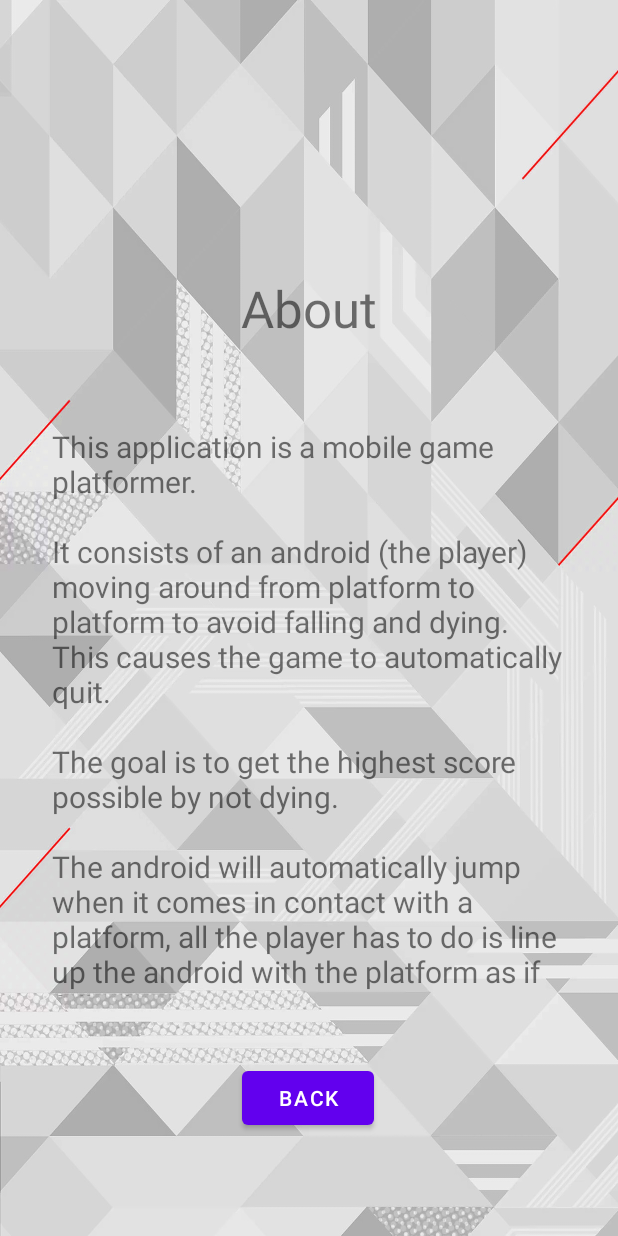
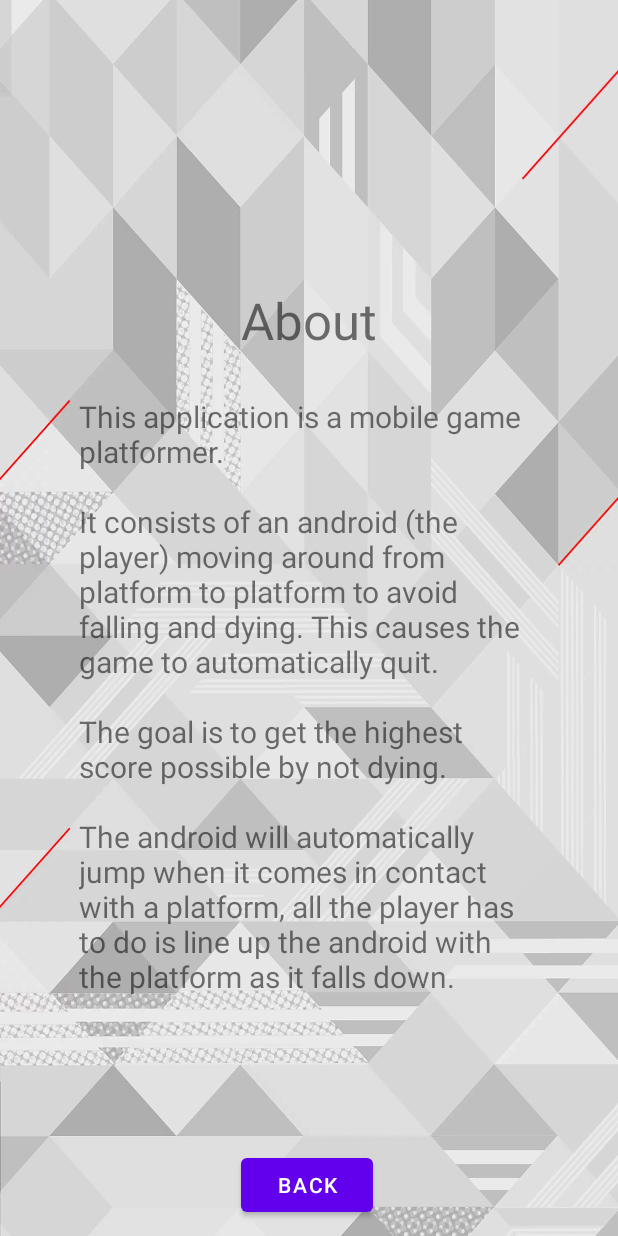
Before and after one commit to ddavid173/FinalApp, an Android app: the screen it shows after launch (about), after a tap on "ABOUT", on a phone screen of 412 x 824 dp. Run offline under Robolectric (Android 15) with nearby library versions, the phone set to English and light mode, and no system bars.

Commit message:
music semi-working

```diff
--- a/app/src/main/java/com/example/finalapp/MainActivity.kt
+++ b/app/src/main/java/com/example/finalapp/MainActivity.kt
@@ -1,10 +1,14 @@
 package com.example.finalapp
 
 import android.content.Intent
+import android.media.MediaPlayer
 import androidx.appcompat.app.AppCompatActivity
 import android.os.Bundle
 import android.widget.Button
 import com.example.finalapp.databinding.ActivityMainBinding
+
+
+
 
 class MainActivity : AppCompatActivity() {
 
@@ -14,6 +18,7 @@ class MainActivity : AppCompatActivity() {
     lateinit var scoresButton: Button
     lateinit var aboutButton: Button
 
+
     override fun onCreate(savedInstanceState: Bundle?) {
         super.onCreate(savedInstanceState)
         setContentView(R.layout.activity_main)
@@ -21,27 +26,35 @@ class MainActivity : AppCompatActivity() {
         val view = binding.root
         setContentView(view)
 
+        //begin music TODO: FIX
+        var mediaPlayer = MediaPlayer.create( this, R.raw.samplemusic)
+        mediaPlayer.start()
+
         //start button
         startButton = findViewById(R.id.startButton)
         startButton.setOnClickListener {
+            mediaPlayer.pause()//TODO
             start()
         }
 
         //settings button
         settingsButton = findViewById(R.id.settingsbutton)
         settingsButton.setOnClickListener {
+            mediaPlayer.pause()//TODO
             settings()
         }
 
         //scores button
         scoresButton = findViewById(R.id.scoresButton)
         scoresButton.setOnClickListener {
+            mediaPlayer.pause() //TODO
             scores()
         }
 
         //about button
         aboutButton = findViewById(R.id.aboutButton)
         aboutButton.setOnClickListener {
+            mediaPlayer.pause() //TODO
             about()
         }
 
--- a/app/src/main/java/com/example/finalapp/about.kt
+++ b/app/src/main/java/com/example/finalapp/about.kt
@@ -18,6 +18,8 @@ class about : AppCompatActivity() {
         val view = binding.root
         setContentView(view)
 
+        //music
+
 
         //back button
         aboutBackButton = findViewById(R.id.aboutBackButton)
--- a/app/src/main/res/layout/activity_about.xml
+++ b/app/src/main/res/layout/activity_about.xml
@@ -11,34 +11,34 @@
         android:id="@+id/aboutTitle"
         android:layout_width="wrap_content"
         android:layout_height="wrap_content"
-        android:layout_marginBottom="32dp"
+        android:layout_marginBottom="28dp"
         android:text="About"
         android:textSize="34sp"
         app:layout_constraintBottom_toTopOf="@+id/aboutContent"
         app:layout_constraintEnd_toEndOf="parent"
-        app:layout_constraintStart_toStartOf="parent"
-        app:layout_constraintTop_toTopOf="parent"
-        app:layout_constraintVertical_bias="0.884" />
+        app:layout_constraintStart_toStartOf="parent" />
 
     <TextView
         android:id="@+id/aboutContent"
-        android:layout_width="343dp"
-        android:layout_height="380dp"
-        android:layout_marginBottom="44dp"
+        android:layout_width="306dp"
+        android:layout_height="422dp"
+        android:layout_marginBottom="80dp"
         android:text="@string/aboutContentRes"
         android:textSize="20sp"
         app:layout_constraintBottom_toTopOf="@+id/aboutBackButton"
         app:layout_constraintEnd_toEndOf="parent"
+        app:layout_constraintHorizontal_bias="0.495"
         app:layout_constraintStart_toStartOf="parent" />
 
     <Button
         android:id="@+id/aboutBackButton"
         android:layout_width="wrap_content"
         android:layout_height="wrap_content"
-        android:layout_marginBottom="68dp"
         android:text="Back"
         app:layout_constraintBottom_toBottomOf="parent"
         app:layout_constraintEnd_toEndOf="parent"
-        app:layout_constraintHorizontal_bias="0.498"
-        app:layout_constraintStart_toStartOf="parent" />
+        app:layout_constraintHorizontal_bias="0.495"
+        app:layout_constraintStart_toStartOf="parent"
+        app:layout_constraintTop_toTopOf="parent"
+        app:layout_constraintVertical_bias="0.987" />
 </androidx.constraintlayout.widget.ConstraintLayout>
--- a/app/src/main/res/values/strings.xml
+++ b/app/src/main/res/values/strings.xml
@@ -4,5 +4,5 @@
     <string name="Exit">Exit</string>
     <string name="aboutContentRes"> This application is a mobile game platformer. \n \nIt consists of an android (the player) moving around from platform to platform
     to avoid falling and dying. This causes the game to automatically quit. \n \nThe goal is to get the highest score possible by not dying. \n \nThe android will automatically jump when it comes in contact with a platform, all
-    the player has to do is line up the android with the platform as if falls down.</string>
+    the player has to do is line up the android with the platform as it falls down.</string>
 </resources>
```
Also changed, not shown: 1 other file.
